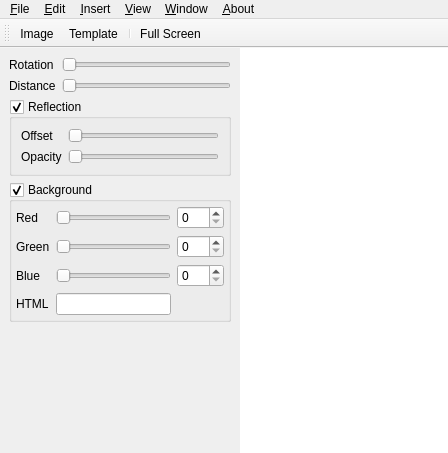
Qt form src/Screenie/ui/MainWindow.ui (ariya/screenie) before a commit.
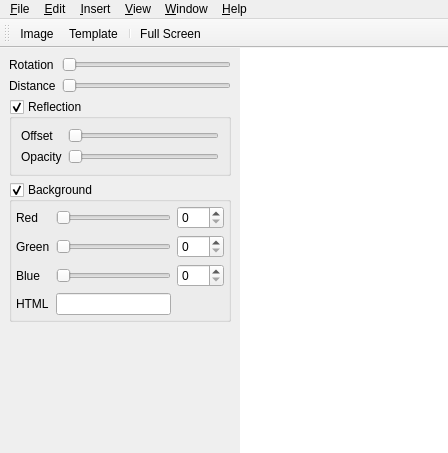
The same form after that commit. Icons and pictures are not drawn.

Commit message: Added simple about dialog.

```diff
--- a/src/Screenie/ui/MainWindow.ui
+++ b/src/Screenie/ui/MainWindow.ui
@@ -310,7 +310,7 @@
    </widget>
    <widget class="QMenu" name="menu_About">
     <property name="title">
-     <string>&amp;About</string>
+     <string>&amp;Help</string>
     </property>
     <addaction name="aboutQtAction"/>
    </widget>
```
Left out of the diff: 6 changed lines with no effect on the pictures. The commit also changes 2 other files.
